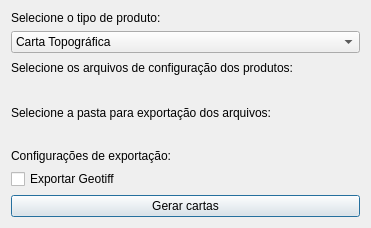
Above: edition_plugin_dialog_base.ui from dsgoficial/ferramentas_edicao before the change. Below: the same form after it.
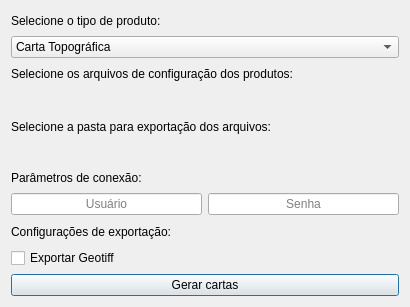
That is the form after the change. Custom widgets are drawn as their Qt base class.

Commit message: feat #5: headless mode

```diff
--- a/edition_plugin_dialog_base.ui
+++ b/edition_plugin_dialog_base.ui
@@ -6,8 +6,8 @@
    <rect>
     <x>0</x>
     <y>0</y>
-    <width>371</width>
-    <height>228</height>
+    <width>410</width>
+    <height>307</height>
    </rect>
   </property>
   <property name="windowTitle">
@@ -75,6 +75,59 @@
      </item>
     </layout>
    </item>
+   <item>
+    <layout class="QVBoxLayout" name="verticalLayout_2">
+     <item>
+      <widget class="QLabel" name="label">
+       <property name="text">
+        <string>Parâmetros de conexão:</string>
+       </property>
+      </widget>
+     </item>
+     <item>
+      <layout class="QHBoxLayout" name="horizontalLayout">
+       <item>
+        <widget class="QLineEdit" name="username">
+         <property name="inputMask">
+          <string/>
+         </property>
+         <property name="text">
+          <string/>
+         </property>
+         <property name="alignment">
+          <set>Qt::AlignCenter</set>
+         </property>
+         <property name="placeholderText">
+          <string>Usuário</string>
+         </property>
+        </widget>
+       </item>
+       <item>
+        <widget class="QLineEdit" name="password">
+         <property name="inputMask">
+          <string/>
+         </property>
+         <property name="text">
+          <string/>
+         </property>
+         <property name="maxLength">
+          <number>32767</number>
+         </property>
+         <property name="echoMode">
+          <enum>QLineEdit::Password</enum>
+         </property>
+         <property name="alignment">
+          <set>Qt::AlignCenter</set>
+         </property>
+         <property name="placeholderText">
+          <string>Senha</string>
+         </property>
+        </widget>
+       </item>
+      </layout>
+     </item>
+    </layout>
+   </item>
    <item>
     <layout class="QVBoxLayout" name="verticalLayout_6" stretch="0,0">
      <item>
```
The commit also changes 4 other files.
